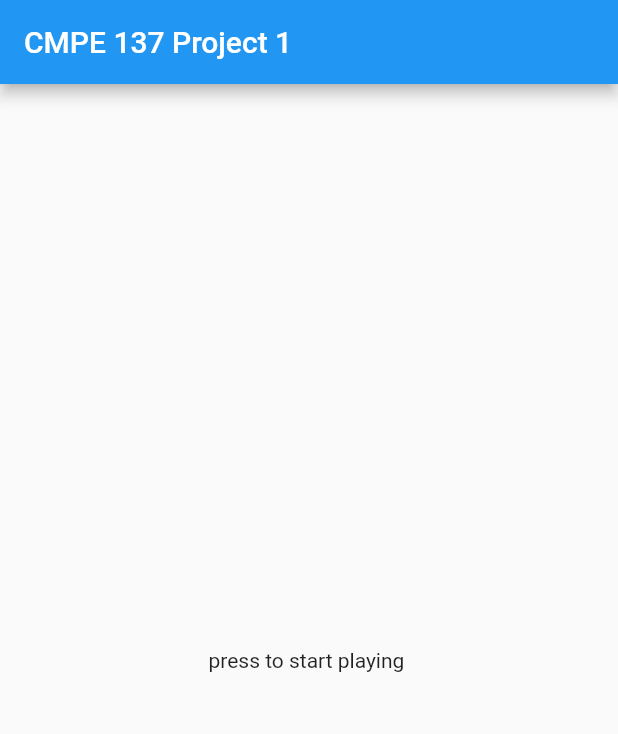
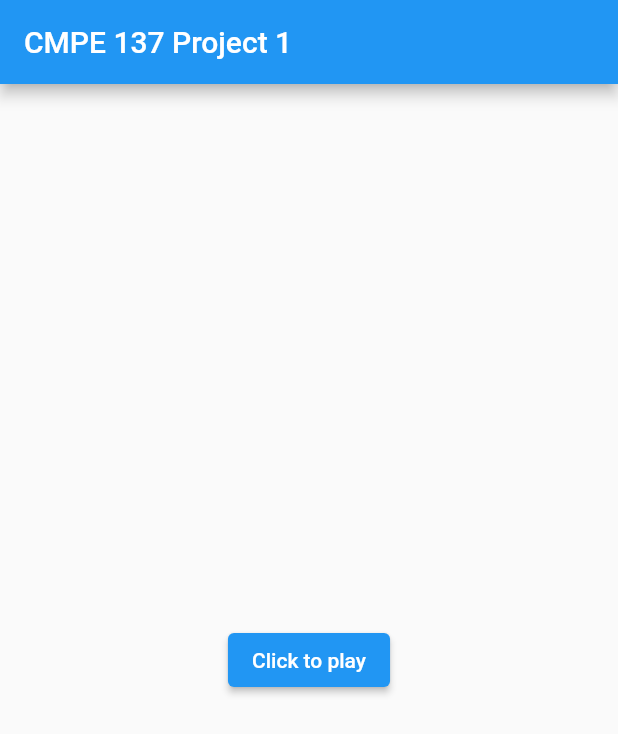
Before and after one commit to hoangmatthew1999/cmpe-137-project, a Flutter app: the screen it shows after launch, on a phone screen of 412 x 824 dp. Shown: the top 734 px of the screen. Run offline on Flutter 3.47's test engine with Material 2 defaults, Android fonts, the phone set to English and light mode, and no system bars.

Commit message:
added the elevated button on the page

```diff
--- a/lib/main.dart
+++ b/lib/main.dart
@@ -7,7 +7,9 @@ void main() => runApp
       title: Text("CMPE 137 Project 1"),
       ),
       body: Center(
-        child: Text("press to start playing ")
+        child: ElevatedButton(
+          onPressed: () {},
+          child: Text("Click to play")),
         ),
       )
     )
```
